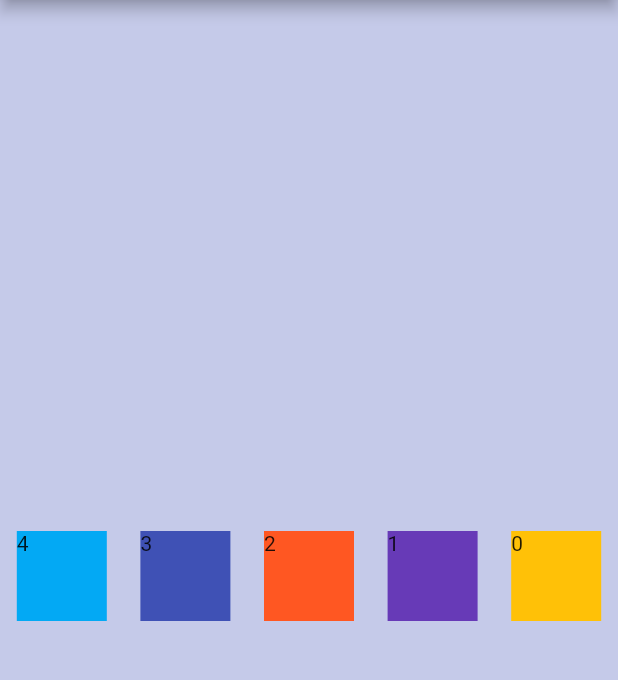
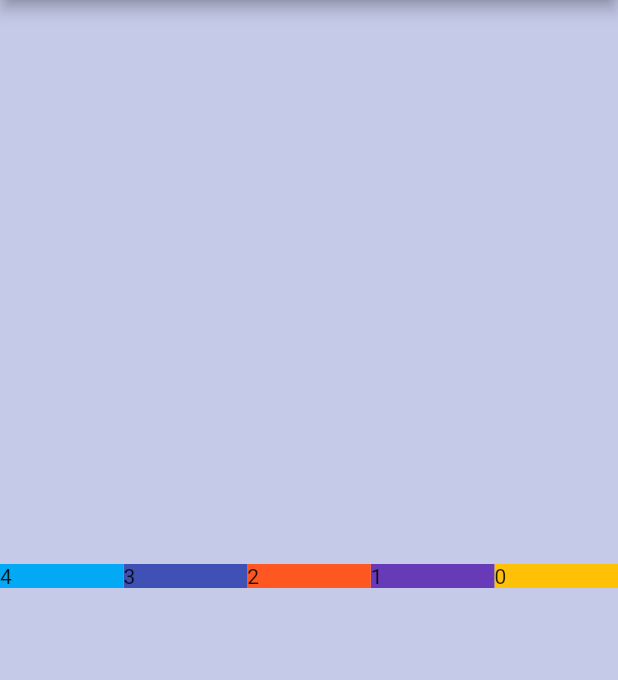
Before and after one commit to ozgursarikamis/flutter-layouts, a Flutter app: the screen it shows after launch, on a phone screen of 412 x 824 dp, the part 84-764 px from its top. Run offline on Flutter 3.47's test engine with Material 2 defaults, Android fonts, the phone set to English and light mode, and no system bars.

Commit message:
Expanded Widget

```diff
--- a/lib/main.dart
+++ b/lib/main.dart
@@ -56,12 +56,13 @@ class Home extends StatelessWidget {
     List<Widget> squares = [];
 
     while (i < numSquares) {
-      Container square = Container(
+      Expanded square = Expanded(
+          child: Container(
         color: colors[i],
-        width: 60,
-        height: 60,
+        // width: 60,
+        // height: 60,
         child: Text(i.toString()),
-      );
+      ));
       i++;
 
       squares.add(square);
```
